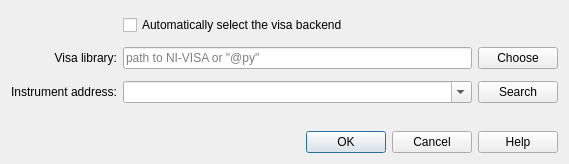
First picture: the form in keithleygui/connection_dialog.ui, repository OE-FET/keithleygui, before the edit.
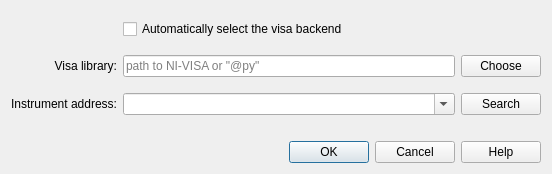
Second picture: the form after the edit.

Diff of the .ui file:
```diff
--- a/keithleygui/connection_dialog.ui
+++ b/keithleygui/connection_dialog.ui
@@ -6,8 +6,8 @@
    <rect>
     <x>0</x>
     <y>0</y>
-    <width>569</width>
-    <height>164</height>
+    <width>552</width>
+    <height>174</height>
    </rect>
   </property>
   <property name="sizePolicy">
@@ -46,7 +46,7 @@
      </property>
     </widget>
    </item>
-   <item row="7" column="0" colspan="3">
+   <item row="8" column="0" colspan="3">
     <widget class="QDialogButtonBox" name="buttonBox">
      <property name="orientation">
       <enum>Qt::Horizontal</enum>
@@ -137,7 +137,7 @@
      <property name="sizeHint" stdset="0">
       <size>
        <width>0</width>
-       <height>20</height>
+       <height>0</height>
       </size>
      </property>
     </spacer>
@@ -155,6 +155,22 @@
      </property>
     </spacer>
    </item>
+   <item row="7" column="0" colspan="3">
+    <spacer name="verticalSpacer_5">
+     <property name="orientation">
+      <enum>Qt::Vertical</enum>
+     </property>
+     <property name="sizeType">
+      <enum>QSizePolicy::Fixed</enum>
+     </property>
+     <property name="sizeHint" stdset="0">
+      <size>
+       <width>20</width>
+       <height>10</height>
+      </size>
+     </property>
+    </spacer>
+   </item>
   </layout>
  </widget>
  <resources/>
```
